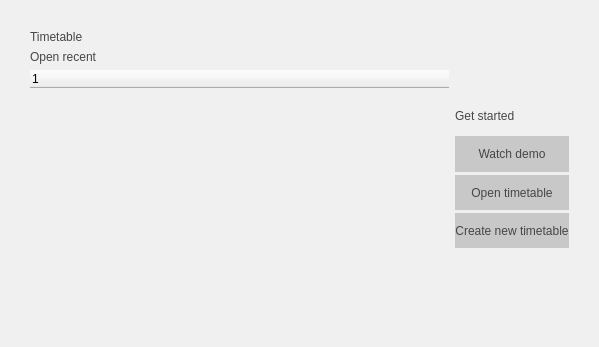
Qt form Orar/OrarApp/HomeView.ui (alexandrutm/UnivTimetable) before a commit.
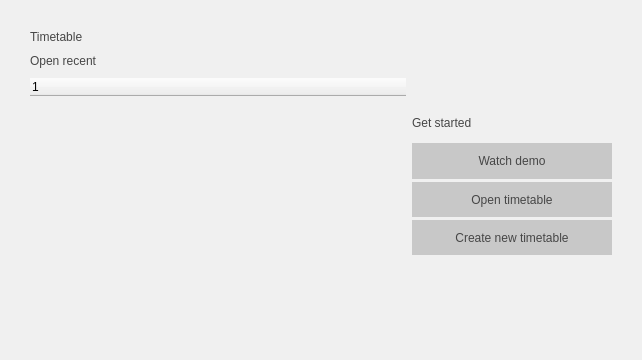
The same form after that commit.

What changed in the file:
```diff
--- a/Orar/OrarApp/HomeView.ui
+++ b/Orar/OrarApp/HomeView.ui
@@ -6,8 +6,8 @@
    <rect>
     <x>0</x>
     <y>0</y>
-    <width>599</width>
-    <height>347</height>
+    <width>642</width>
+    <height>360</height>
    </rect>
   </property>
   <property name="windowTitle">
@@ -31,11 +31,14 @@
    </property>
    <item>
     <layout class="QVBoxLayout" name="verticalLayout_2">
+     <property name="spacing">
+      <number>10</number>
+     </property>
      <item>
       <widget class="QLabel" name="label_3">
        <property name="maximumSize">
         <size>
-         <width>16777215</width>
+         <width>16777146</width>
          <height>40</height>
         </size>
        </property>
@@ -52,7 +55,7 @@
       <widget class="QLabel" name="label">
        <property name="maximumSize">
         <size>
-         <width>16777215</width>
+         <width>16777135</width>
          <height>20</height>
         </size>
        </property>
@@ -67,6 +70,12 @@
      </item>
      <item>
       <widget class="QTreeWidget" name="treeWidget">
+       <property name="maximumSize">
+        <size>
+         <width>16777153</width>
+         <height>16777215</height>
+        </size>
+       </property>
        <property name="frameShape">
         <enum>QFrame::NoFrame</enum>
        </property>
@@ -81,9 +90,15 @@
    </item>
    <item>
     <widget class="QFrame" name="frame_3">
-     <property name="maximumSize">
+     <property name="minimumSize">
       <size>
        <width>200</width>
+       <height>0</height>
+      </size>
+     </property>
+     <property name="maximumSize">
+      <size>
+       <width>500</width>
        <height>150</height>
       </size>
      </property>
```
Left out of the diff: 4 changed lines with no effect on the pictures.
